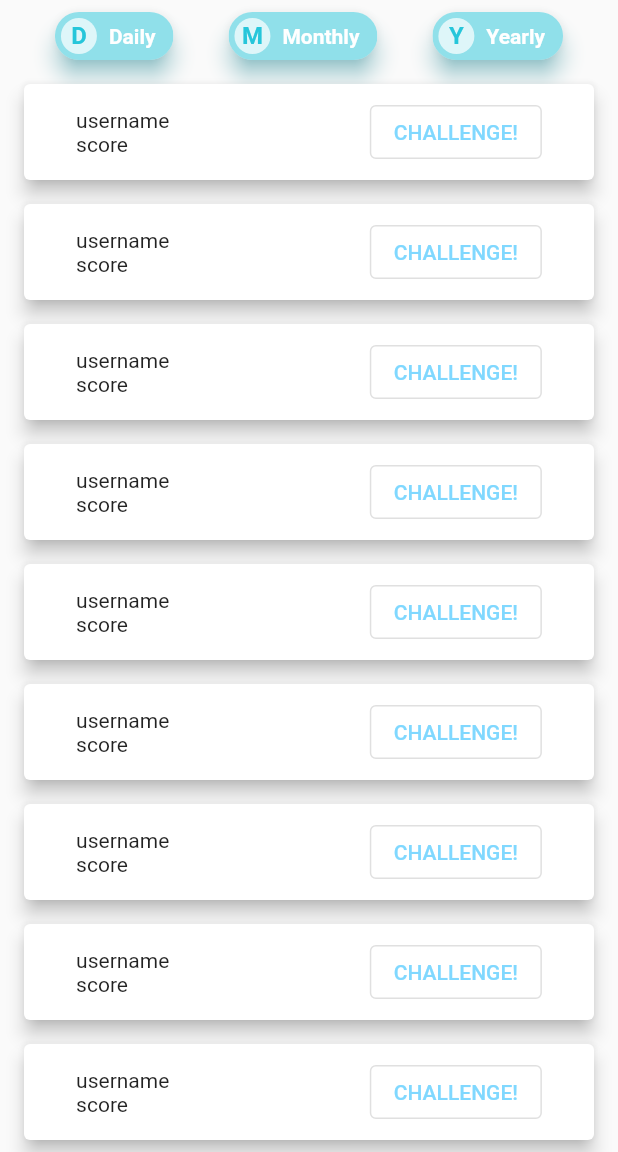
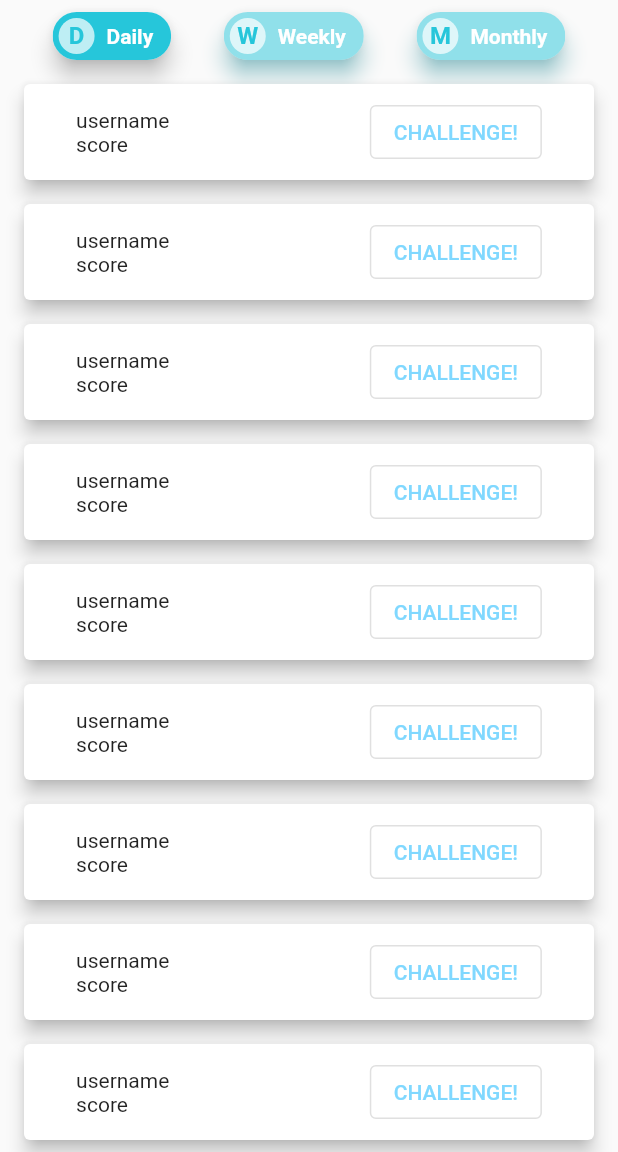
Before and after one commit to umutbakici/agile_project, a Flutter app: the LeaderboardScreen screen opened by its route, on a phone screen of 412 x 824 dp, the part 84-1236 px from its top. Run offline on Flutter 3.47's test engine with Material 2 defaults, Android fonts, the phone set to English and light mode, and no system bars; our stand-ins replace cloud_firestore, firebase_auth, firebase_core, rflutter_alert; accounts and stored records are empty; network calls fail.

Commit message:
leaderboard tabs (daily, weekly, monthly)

```diff
--- a/lib/leaderboard/leaderboard_screen.dart
+++ b/lib/leaderboard/leaderboard_screen.dart
@@ -1,4 +1,3 @@
-import 'package:agile_project/leaderboard/leaderboard_listitem.dart';
 import 'package:agile_project/leaderboard/leaderboard_listview.dart';
 import 'package:flutter/material.dart';
 
@@ -9,7 +8,11 @@ class LeaderboardScreen extends StatefulWidget {
   _LeaderboardScreenState createState() => _LeaderboardScreenState();
 }
 
-bool secondaryColorSelected = false;
+bool secondaryColorSelectedDaily = true;
+bool secondaryColorSelectedWeekly = false;
+bool secondaryColorSelectedMonthly = false;
+
+String leaderboardState = 'daily';
 
 class _LeaderboardScreenState extends State<LeaderboardScreen> {
   @override
@@ -38,19 +41,26 @@ class _LeaderboardScreenState extends State<LeaderboardScreen> {
           Row(
             mainAxisAlignment: MainAxisAlignment.spaceEvenly,
             children: [
-              myInputChip('Daily', Color(0xFF26C6DA)),
-              myInputChip('Monthly', Color(0xFF26C6DA)),
-              myInputChip('Yearly', Color(0xFF26C6DA)),
+              dailyInputChip('Daily', Color(0xFF26C6DA)),
+              weeklyInputChip('Weekly', Color(0xFF26C6DA)),
+              monthlyInputChip('Monthly', Color(0xFF26C6DA)),
             ],
           ),
-          Expanded(child: LeaderboardListView())
+          Expanded(
+              child: leaderboardState == 'daily'
+                  ? LeaderboardListView()
+                  : leaderboardState == 'weekly'
+                      ? Text('WEEKLY SCORES')
+                      : leaderboardState == 'monthly'
+                          ? Text('MONTHLY SCORES')
+                          : Center())
         ],
       ),
     );
   }
 
-  Widget myInputChip(String title, Color color) {
-    return InputChip(
+  Widget dailyInputChip(String title, Color color) {
+    return ChoiceChip(
       label: Text(title),
       labelStyle: TextStyle(
         color: Colors.white,
@@ -68,15 +78,75 @@ class _LeaderboardScreenState extends State<LeaderboardScreen> {
           style: TextStyle(color: color, fontWeight: FontWeight.bold),
         ),
       ),
-      selected: secondaryColorSelected,
+      selected: secondaryColorSelectedDaily,
       onSelected: (bool selected) {
         setState(() {
-          secondaryColorSelected = selected;
-          if (secondaryColorSelected) {
-            //colors.primaryAppColor = AppColors.secondaryAppColor;
-          } else {
-            //AppColors.primaryAppColor = const Color(0xFF26C6DA);
-          }
+          leaderboardState = 'daily';
+          secondaryColorSelectedDaily = true;
+          secondaryColorSelectedWeekly = false;
+          secondaryColorSelectedMonthly = false;
+        });
+      },
+    );
+  }
+
+  Widget weeklyInputChip(String title, Color color) {
+    return ChoiceChip(
+      label: Text(title),
+      labelStyle: TextStyle(
+        color: Colors.white,
+        fontWeight: FontWeight.bold,
+      ),
+      labelPadding: EdgeInsets.symmetric(vertical: 0, horizontal: 8),
+      backgroundColor: color.withAlpha(128),
+      selectedColor: color,
+      elevation: 6,
+      shadowColor: color.withAlpha(200),
+      avatar: CircleAvatar(
+        backgroundColor: Colors.white70,
+        child: Text(
+          title[0].toUpperCase(),
+          style: TextStyle(color: color, fontWeight: FontWeight.bold),
+        ),
+      ),
+      selected: secondaryColorSelectedWeekly,
+      onSelected: (bool selected) {
+        setState(() {
+          leaderboardState = 'weekly';
+          secondaryColorSelectedWeekly = true;
+          secondaryColorSelectedDaily = false;
+          secondaryColorSelectedMonthly = false;
+        });
+      },
+    );
+  }
+
+  Widget monthlyInputChip(String title, Color color) {
+    return ChoiceChip(
+      label: Text(title),
+      labelStyle: TextStyle(
+        color: Colors.white,
+        fontWeight: FontWeight.bold,
+      ),
+      labelPadding: EdgeInsets.symmetric(vertical: 0, horizontal: 8),
+      backgroundColor: color.withAlpha(128),
+      selectedColor: color,
+      elevation: 6,
+      shadowColor: color.withAlpha(200),
+      avatar: CircleAvatar(
+        backgroundColor: Colors.white70,
+        child: Text(
+          title[0].toUpperCase(),
+          style: TextStyle(color: color, fontWeight: FontWeight.bold),
+        ),
+      ),
+      selected: secondaryColorSelectedMonthly,
+      onSelected: (bool selected) {
+        setState(() {
+          leaderboardState = 'monthly';
+          secondaryColorSelectedMonthly = true;
+          secondaryColorSelectedWeekly = false;
+          secondaryColorSelectedDaily = false;
         });
       },
     );
```
